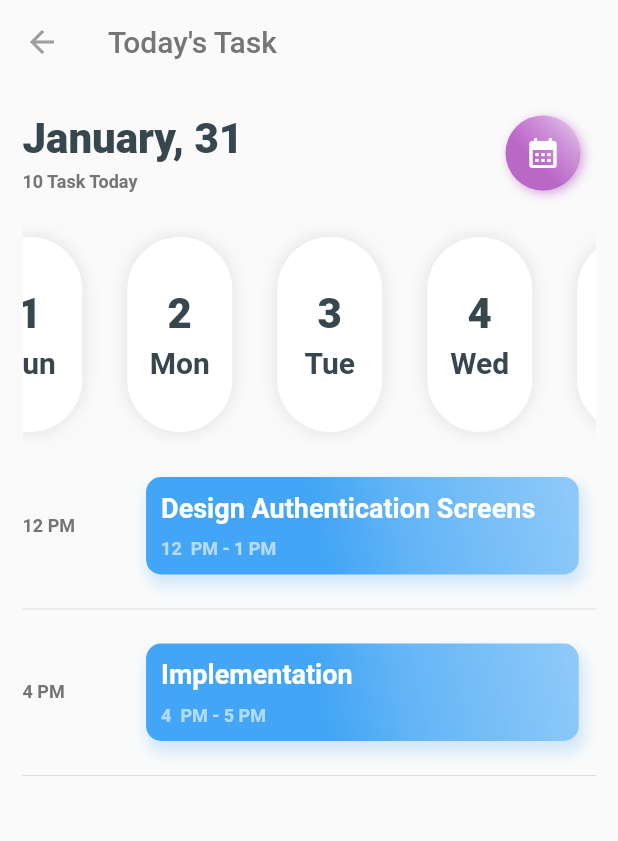
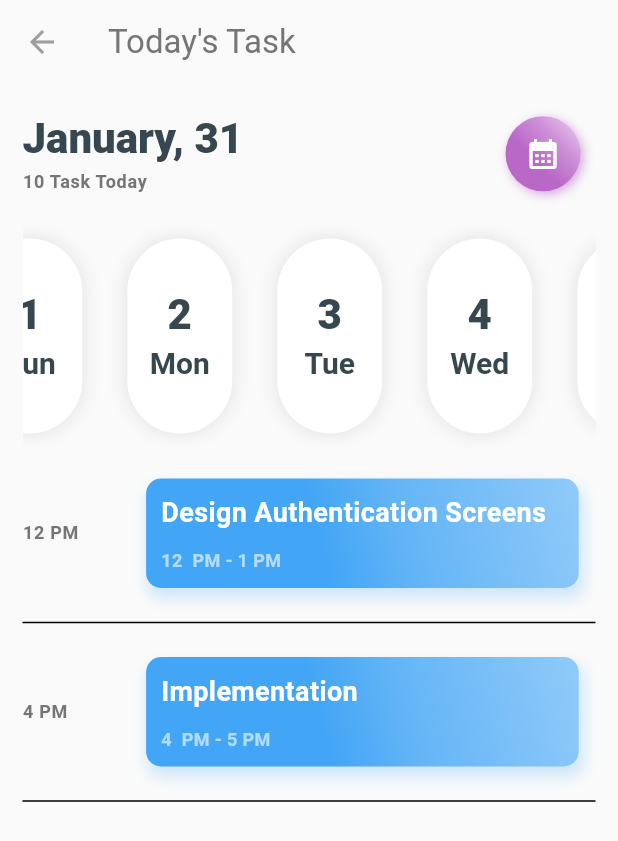
Before and after one commit to Rami-ahmed/school_app, a Flutter app: the HomeScreen screen opened by its route, after a tap on the "calendar month" icon, on a phone screen of 412 x 824 dp. Shown: the top 841 px of the screen. Run offline on Flutter 3.47's test engine with Material 2 defaults, Android fonts, the phone set to English and light mode, and no system bars; our stand-ins replace flutter_svg, sizer, sqflite; accounts and stored records are empty.

```diff
--- a/lib/core/res/color.dart
+++ b/lib/core/res/color.dart
@@ -9,6 +9,7 @@ class AppColors {
   static Color get bgColor => isDarkMode ? Colors.black : Colors.grey[50]!;
 
   static ThemeData get getTheme => ThemeData(
+        useMaterial3: true,
         primaryColor: primaryColor,
         primarySwatch: primarySwatch,
         appBarTheme: AppBarTheme(
--- a/lib/main.dart
+++ b/lib/main.dart
@@ -1,6 +1,8 @@
 import 'package:flutter/material.dart';
 import 'package:school_app_22/screens/add_notes.dart';
 import 'package:school_app_22/screens/pages/home.dart';
+import 'package:school_app_22/screens/pages/onboarding.dart';
+import 'package:school_app_22/screens/pages/today_task.dart';
 import 'package:sizer/sizer.dart';
 import 'core/res/color.dart';
 import 'core/routes/routes.dart';
@@ -26,7 +28,23 @@ class MyApp extends StatelessWidget {
   Widget build(BuildContext context) {
     return Sizer(builder: (context, orientation, deviceType) {
       return MaterialApp(
-        title: 'Task Management',
+        title: 'school Management',
+        routes: {
+          "onboarding": (context) => const OnboardingScreen(),
+          "addclass": (context) => const AddClass(),
+          "home": (context) => const HomeScreen(),
+          "todaystask": (context) => const TodaysTaskScreen(),
+          "classscreen": (context) => const ClassesScreen(),
+          "addmarker": (context) => const AddMarkers(),
+          "markersscreen": (context) => const MarkersScreen(),
+          "addstudent": (context) => const AddStudents(),
+          "studentsscreen": (context) => const StudentsScreen(),
+          "addsubject": (context) => const AddSubject(),
+          "subjectsscreen": (context) => const SubjectsScreen(),
+          "addteacher": (context) => const AddTeachers(),
+          "teachersscreen": (context) => const TeachersScreen(),
+          "homepage": (context) => const Home(),
+        },
         debugShowCheckedModeBanner: false,
         theme: AppColors.getTheme,
         initialRoute: Routes.onBoarding,
--- a/lib/screens/pages/home.dart
+++ b/lib/screens/pages/home.dart
@@ -181,8 +181,12 @@ class _HomeScreenState extends State<HomeScreen> {
               horizontal: 15,
               vertical: 10,
             ),
-            child: Column(
-              crossAxisAlignment: CrossAxisAlignment.start,
+            child: SingleChildScrollView(
+              child: SizedBox(
+                height: double.infinity,
+                child: ListView(
+                  physics: const BouncingScrollPhysics(),
+                  // crossAxisAlignment: CrossAxisAlignment.start,
                   children: [
                     const SizedBox(
                       height: 10,
@@ -204,6 +208,8 @@ class _HomeScreenState extends State<HomeScreen> {
                       height: 40,
                     ),
                   ],
+                ),
+              ),
             ),
           ),
         ),
@@ -282,59 +288,68 @@ class _HomeScreenState extends State<HomeScreen> {
       crossAxisCount: 2,
       mainAxisSpacing: 15,
       crossAxisSpacing: 15,
-      children: const [
-        StaggeredGridTile.count(
+      children: [
+        GestureDetector(
+          onTap: () {
+            // To do
+          },
+          child: const StaggeredGridTile.count(
             crossAxisCellCount: 1,
             mainAxisCellCount: 1.3,
             child: TaskGroupContainer(
               color: Colors.pink,
-            icon: Icons.people_alt_sharp,
+              icon: IconData(0xf08a8, fontFamily: 'MaterialIcons'),
               taskCount: 10,
               taskGroup: "Students",
             ),
           ),
-        StaggeredGridTile.count(
-          crossAxisCellCount: 1,
-          mainAxisCellCount: 1,
-          child: TaskGroupContainer(
-            color: Colors.orange,
-            isSmall: true,
-            icon: Icons.mobile_friendly,
-            taskCount: 5,
-            taskGroup: "Markers",
         ),
-        ),
-        StaggeredGridTile.count(
-          crossAxisCellCount: 1,
-          mainAxisCellCount: 1.3,
-          child: TaskGroupContainer(
-            color: Colors.green,
-            icon: Icons.article,
-            taskCount: 2,
-            taskGroup: "Classes",
-          ),
-        ),
-        StaggeredGridTile.count(
-          crossAxisCellCount: 1,
-          mainAxisCellCount: 1,
-          child: TaskGroupContainer(
-            color: Colors.blue,
-            isSmall: true,
-            icon: Icons.menu_book_outlined,
-            taskCount: 9,
-            taskGroup: "Subjects",
-          ),
-        ),
-        StaggeredGridTile.count(
-          crossAxisCellCount: 2,
-          mainAxisCellCount: 1,
-          child: TaskGroupContainer(
-            color: Colors.cyan,
-            icon: Icons.people_alt_sharp,
-            taskCount: 10,
-            taskGroup: "Teachers",
-          ),
-        ),
+        // const StaggeredGridTile.count(
+        //   key: GlobalObjectKey('2'),
+        //   crossAxisCellCount: 1,
+        //   mainAxisCellCount: 1,
+        //   child: TaskGroupContainer(
+        //     color: Colors.orange,
+        //     isSmall: true,
+        //     icon: Icons.content_paste_search,
+        //     taskCount: 5,
+        //     taskGroup: "Markers",
+        //   ),
+        // ),
+        // const StaggeredGridTile.count(
+        //   key: GlobalObjectKey('3'),
+        //   crossAxisCellCount: 1,
+        //   mainAxisCellCount: 1.3,
+        //   child: TaskGroupContainer(
+        //     color: Colors.green,
+        //     icon: Icons.corporate_fare,
+        //     taskCount: 2,
+        //     taskGroup: "Classes",
+        //   ),
+        // ),
+        // const StaggeredGridTile.count(
+        //   key: GlobalObjectKey('4'),
+        //   crossAxisCellCount: 1,
+        //   mainAxisCellCount: 1,
+        //   child: TaskGroupContainer(
+        //     color: Colors.blue,
+        //     isSmall: true,
+        //     icon: Icons.menu_book_outlined,
+        //     taskCount: 9,
+        //     taskGroup: "Subjects",
+        //   ),
+        // ),
+        // const StaggeredGridTile.count(
+        //   key: GlobalObjectKey('5'),
+        //   crossAxisCellCount: 2,
+        //   mainAxisCellCount: 1,
+        //   child: TaskGroupContainer(
+        //     color: Colors.cyan,
+        //     icon: Icons.people_alt_sharp,
+        //     taskCount: 10,
+        //     taskGroup: "Teachers",
+        //   ),
+        // ),
       ],
     );
   }
```
Lines whose indentation alone changed are shown as unchanged.
